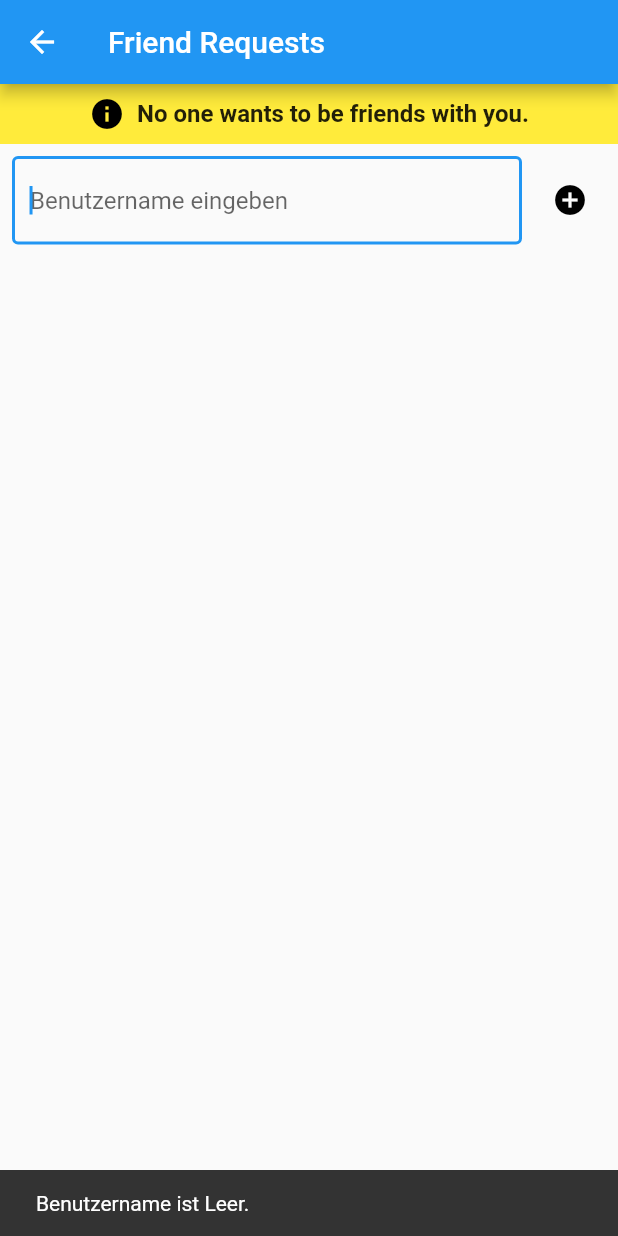
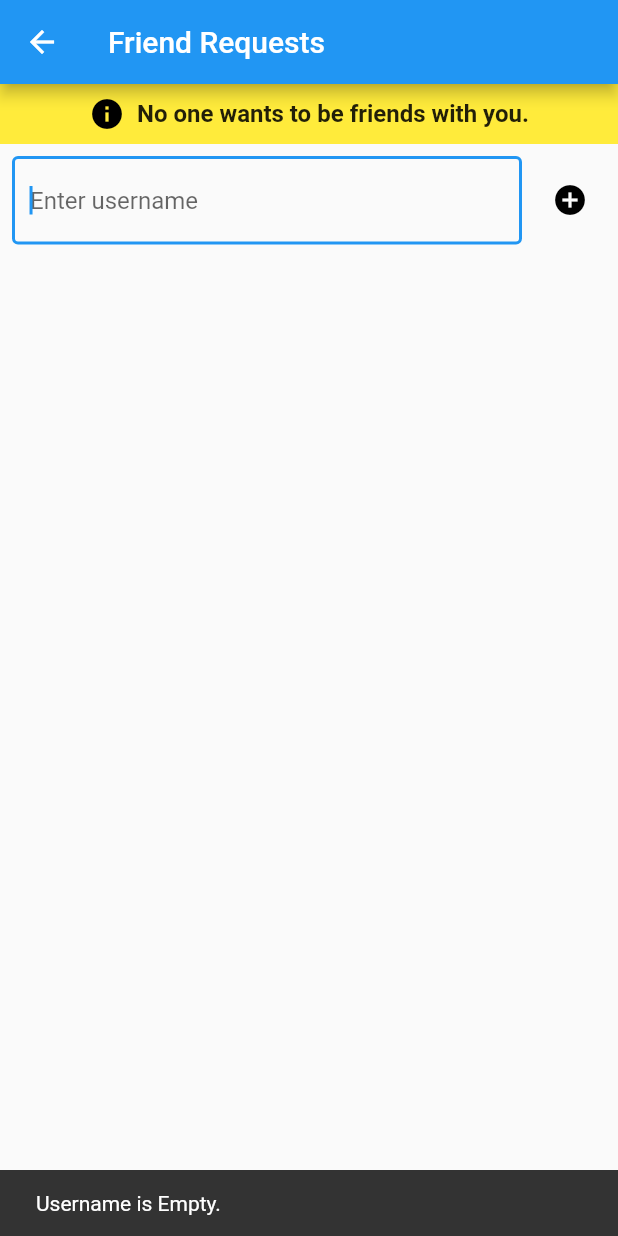
Before and after one commit to tomLamprecht/SecureMessenger, a Flutter app: the FriendRequestPage screen opened directly, after a tap on the "add circle" icon, on a phone screen of 412 x 824 dp. Run offline on Flutter 3.47's test engine with Material 2 defaults, Android fonts, the phone set to English and light mode, and no system bars; our stand-ins replace basic_utils, file_picker, scrollable_positioned_list; missing offline and left inert: asn1lib, ecdsa, elliptic, encrypt, pointycastle, universal_html.

Commit message:
refactored german messages to english

```diff
--- a/app/lib/main.dart
+++ b/app/lib/main.dart
@@ -1,6 +1,5 @@
 import 'package:flutter/material.dart';
 import 'package:my_flutter_test/screens/chat_overview_screen.dart';
-import 'package:my_flutter_test/screens/chat_screen.dart';
 import 'package:my_flutter_test/screens/login_screen.dart';
 import 'package:my_flutter_test/services/stores/ecc_key_store.dart';
 
--- a/app/lib/models/account.dart
+++ b/app/lib/models/account.dart
@@ -1,5 +1,3 @@
-import 'dart:typed_data';
-
 class Account {
   int accountId;
   String userName;
--- a/app/lib/models/chat.dart
+++ b/app/lib/models/chat.dart
@@ -1,5 +1,3 @@
-import 'dart:typed_data';
-
 class Chat {
   final int id;
   final String name;
--- a/app/lib/screens/friend_request_screen.dart
+++ b/app/lib/screens/friend_request_screen.dart
@@ -124,13 +124,13 @@ class _FriendRequestPageState extends State<FriendRequestPage> {
                                   ScaffoldMessenger.of(context).showSnackBar(
                                     SnackBar(
                                       content: Text('${account
-                                          .userName} erfolgreich abgelehnt.'),
+                                          .userName} successfully rejected.'),
                                     ),
                                   );
                                 } else {
                                   ScaffoldMessenger.of(context).showSnackBar(
                                     const SnackBar(
-                                      content: Text('Anfrage fehlgeschlagen.'),
+                                      content: Text('Request failed.'),
                                     ),
                                   );
                                 }
@@ -141,13 +141,13 @@ class _FriendRequestPageState extends State<FriendRequestPage> {
                                 _removeFriendRequestItem(index);
                                 ScaffoldMessenger.of(context).showSnackBar(
                                   SnackBar(
-                                    content: Text('${account.userName} erfolgreich hinzugefuegt.'),
+                                    content: Text('${account.userName} successfully added.'),
                                   ),
                                 );
                               } else {
                                 ScaffoldMessenger.of(context).showSnackBar(
                                   const SnackBar(
-                                    content: Text('Anfrage fehlgeschlagen.'),
+                                    content: Text('Request failed.'),
                                   ),
                                 );
                               }
@@ -169,7 +169,7 @@ class _FriendRequestPageState extends State<FriendRequestPage> {
                         controller: _usernameController,
                         focusNode: _usernameFocusNode,
                         decoration: const InputDecoration(
-                          hintText: "Benutzername eingeben",
+                          hintText: "Enter username",
                           border: OutlineInputBorder(),
                           focusedBorder: OutlineInputBorder(
                             borderSide: BorderSide(
@@ -234,13 +234,13 @@ class _FriendRequestPageState extends State<FriendRequestPage> {
                                   ScaffoldMessenger.of(context).showSnackBar(
                                     SnackBar(
                                       content: Text('${account
-                                          .userName} erfolgreich gelöscht.'),
+                                          .userName} successfully deleted.'),
                                     ),
                                   );
                                 } else {
                                   ScaffoldMessenger.of(context).showSnackBar(
                                     const SnackBar(
-                                      content: Text('Anfrage fehlgeschlagen.'),
+                                      content: Text('Request failed.'),
                                     ),
                                   );
                                 }
@@ -280,21 +280,21 @@ class _FriendRequestPageState extends State<FriendRequestPage> {
       if (account != null && await friendshipService.postFriendshipRequest(account.accountId)) {
         ScaffoldMessenger.of(context).showSnackBar(
           SnackBar(
-            content: Text('Freundschaftsanfrage erfolgreich an ${account.userName} gesendet.'),
+            content: Text('Friend request successfully sent to ${account.userName}.'),
           ),
         );
         _usernameController.text = "";
       } else {
         ScaffoldMessenger.of(context).showSnackBar(
           const SnackBar(
-            content: Text('Anfrage fehlgeschlagen.'),
+            content: Text('Request failed.'),
           ),
         );
       }
     } else {
       ScaffoldMessenger.of(context).showSnackBar(
         const SnackBar(
-          content: Text('Benutzername ist Leer.'),
+          content: Text('Username is Empty.'),
         ),
       );
     }
--- a/app/lib/screens/register_screen.dart
+++ b/app/lib/screens/register_screen.dart
@@ -192,7 +192,7 @@ class _RegisterScreenState extends State<RegisterScreen> {
                                 _captchaId = '';
                               });
                             },
-                            tooltip: 'Neu laden',
+                            tooltip: 'Reload',
                             child: const Icon(Icons.refresh),
                           ),
                         ),
@@ -213,7 +213,7 @@ class _RegisterScreenState extends State<RegisterScreen> {
                 const SizedBox(height: 32),
                 ElevatedButton(
                   onPressed: _registerUser,
-                  child: const Text('Nutzer erstellen'),
+                  child: const Text('Create user'),
                 ),
               ],
             ),
--- a/app/lib/services/stores/account_information_store.dart
+++ b/app/lib/services/stores/account_information_store.dart
@@ -24,7 +24,6 @@ class AccountInformationStore {
     } else {
       var accountInformation = await AccountService().getAccountByUsername(accountName);
       if (accountInformation == null) {
-        // throw Exception("Got empty account.");
         return null;
       }
       cachedAccounts.putIfAbsent(accountName, () => accountInformation);
```
Also changed, not shown: app/lib/models/friendship.dart (+0 -8 lines), app/lib/screens/chat_details_screen.dart (+22 -27 lines), app/lib/screens/manage_profil_screen.dart (+5 -5 lines), app/lib/screens/other_profil_screen.dart (+1 -6 lines).
